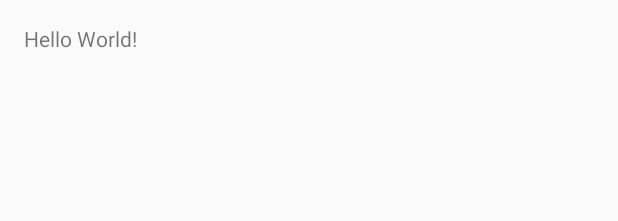
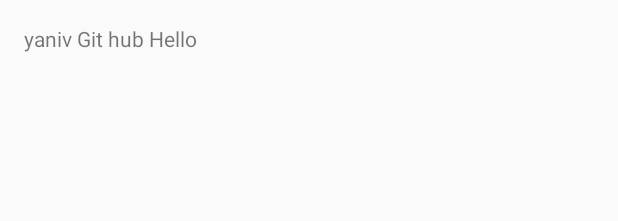
Before and after one commit to ylauner/MyCase, an Android app: the layout content_main.xml on its own in the app's theme, with its tools: preview values and no code run, on a phone screen of 412 x 824 dp. Shown: the top 221 px of the screen. Run offline under Robolectric (Android 15) with nearby library versions, the phone set to English and light mode, and no system bars.

Commit message:
my sec commit

```diff
--- a/app/src/main/res/layout/content_main.xml
+++ b/app/src/main/res/layout/content_main.xml
@@ -16,5 +16,5 @@
     <TextView
         android:layout_width="wrap_content"
         android:layout_height="wrap_content"
-        android:text="Hello World!" />
+        android:text="yaniv Git hub Hello" />
 </RelativeLayout>
```
